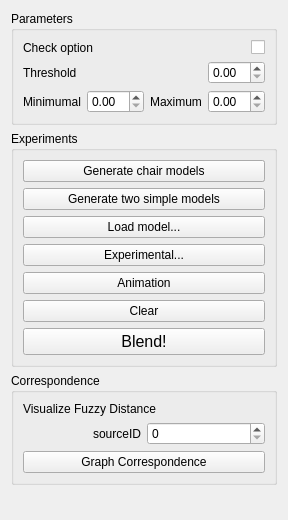
This is topo-blend/topo_blend_widget.ui in ialhashim/topo-blend as Qt 5 draws it before an edit. The edited form follows.
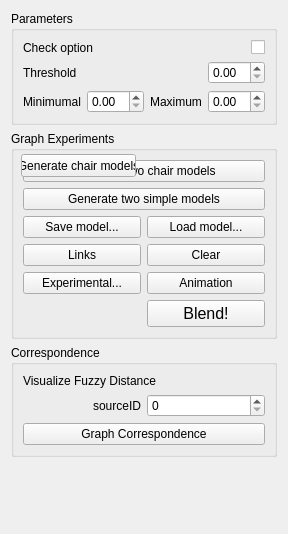
This is the edited form. Icons and pictures are not drawn.

```diff
--- a/topo-blend/topo_blend_widget.ui
+++ b/topo-blend/topo_blend_widget.ui
@@ -7,7 +7,7 @@
     <x>0</x>
     <y>0</y>
     <width>246</width>
-    <height>520</height>
+    <height>534</height>
    </rect>
   </property>
   <property name="windowTitle">
@@ -76,53 +76,54 @@
    <item>
     <widget class="QGroupBox" name="groupBox_2">
      <property name="title">
-      <string>Experiments</string>
+      <string>Graph Experiments</string>
      </property>
      <layout class="QGridLayout" name="gridLayout_2">
-      <item row="1" column="0">
-       <widget class="QPushButton" name="button5">
-        <property name="text">
-         <string>Generate two simple models</string>
-        </property>
-       </widget>
-      </item>
-      <item row="0" column="0">
-       <widget class="QPushButton" name="button1">
-        <property name="text">
-         <string>Generate two chair models</string>
-        </property>
-       </widget>
-      </item>
-      <item row="0" column="0">
-       <widget class="QPushButton" name="button0">
-        <property name="text">
-         <string>Generate chair models</string>
-        </property>
-       </widget>
-      </item>
-      <item row="7" column="0">
-       <widget class="QPushButton" name="button6">
-        <property name="text">
-         <string>Animation</string>
-        </property>
-       </widget>
-      </item>
-      <item row="2" column="0">
-       <widget class="QPushButton" name="button2">
-        <property name="text">
-         <string>Load model...</string>
-        </property>
-       </widget>
-      </item>
-      <item row="3" column="0">
+      <item row="4" column="0">
        <widget class="QPushButton" name="button4">
         <property name="text">
          <string>Experimental...</string>
         </property>
        </widget>
       </item>
-      <item row="9" column="0">
-       <widget class="QPushButton" name="buttonBlend">
+      <item row="0" column="0" colspan="2">
+       <widget class="QPushButton" name="genChairsButton">
+        <property name="text">
+         <string>Generate two chair models</string>
+        </property>
+       </widget>
+      </item>
+      <item row="1" column="0" colspan="2">
+       <widget class="QPushButton" name="genSimpleButton">
+        <property name="text">
+         <string>Generate two simple models</string>
+        </property>
+       </widget>
+      </item>
+      <item row="2" column="0">
+       <widget class="QPushButton" name="saveButton">
+        <property name="text">
+         <string>Save model...</string>
+        </property>
+        <property name="icon">
+         <iconset resource="topo-blend.qrc">
+          <normaloff>:/images/saveGraph.png</normaloff>:/images/saveGraph.png</iconset>
+        </property>
+       </widget>
+      </item>
+      <item row="4" column="1">
+       <widget class="QPushButton" name="animationButton">
+        <property name="text">
+         <string>Animation</string>
+        </property>
+        <property name="icon">
+         <iconset resource="topo-blend.qrc">
+          <normaloff>:/images/animation.png</normaloff>:/images/animation.png</iconset>
+        </property>
+       </widget>
+      </item>
+      <item row="6" column="1">
+       <widget class="QPushButton" name="blendButton">
         <property name="font">
          <font>
           <pointsize>12</pointsize>
@@ -133,14 +134,53 @@
         </property>
        </widget>
       </item>
-      <item row="8" column="0">
+      <item row="2" column="1">
+       <widget class="QPushButton" name="loadButton">
+        <property name="text">
+         <string>Load model...</string>
+        </property>
+        <property name="icon">
+         <iconset resource="topo-blend.qrc">
+          <normaloff>:/images/openGraph.png</normaloff>:/images/openGraph.png</iconset>
+        </property>
+       </widget>
+      </item>
+      <item row="3" column="1">
        <widget class="QPushButton" name="clearButton">
         <property name="text">
          <string>Clear</string>
         </property>
+        <property name="icon">
+         <iconset resource="topo-blend.qrc">
+          <normaloff>:/images/cross-white.png</normaloff>:/images/cross-white.png</iconset>
+        </property>
+       </widget>
+      </item>
+      <item row="3" column="0">
+       <widget class="QPushButton" name="linksButton">
+        <property name="text">
+         <string>Links</string>
+        </property>
+        <property name="icon">
+         <iconset resource="topo-blend.qrc">
+          <normaloff>:/images/network.png</normaloff>:/images/network.png</iconset>
+        </property>
        </widget>
       </item>
      </layout>
+     <widget class="QPushButton" name="button0">
+      <property name="geometry">
+       <rect>
+        <x>10</x>
+        <y>23</y>
+        <width>115</width>
+        <height>23</height>
+       </rect>
+      </property>
+      <property name="text">
+       <string>Generate chair models</string>
+      </property>
+     </widget>
     </widget>
    </item>
    <item>
```
Left out of the diff: 4 changed lines with no effect on the pictures.
